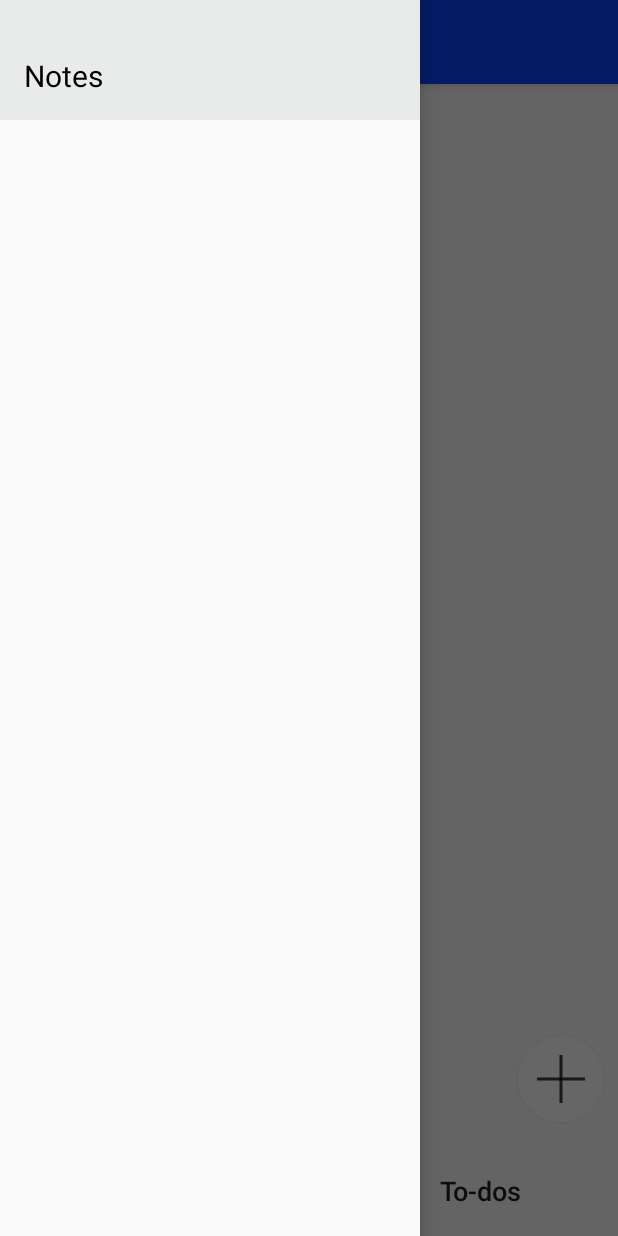
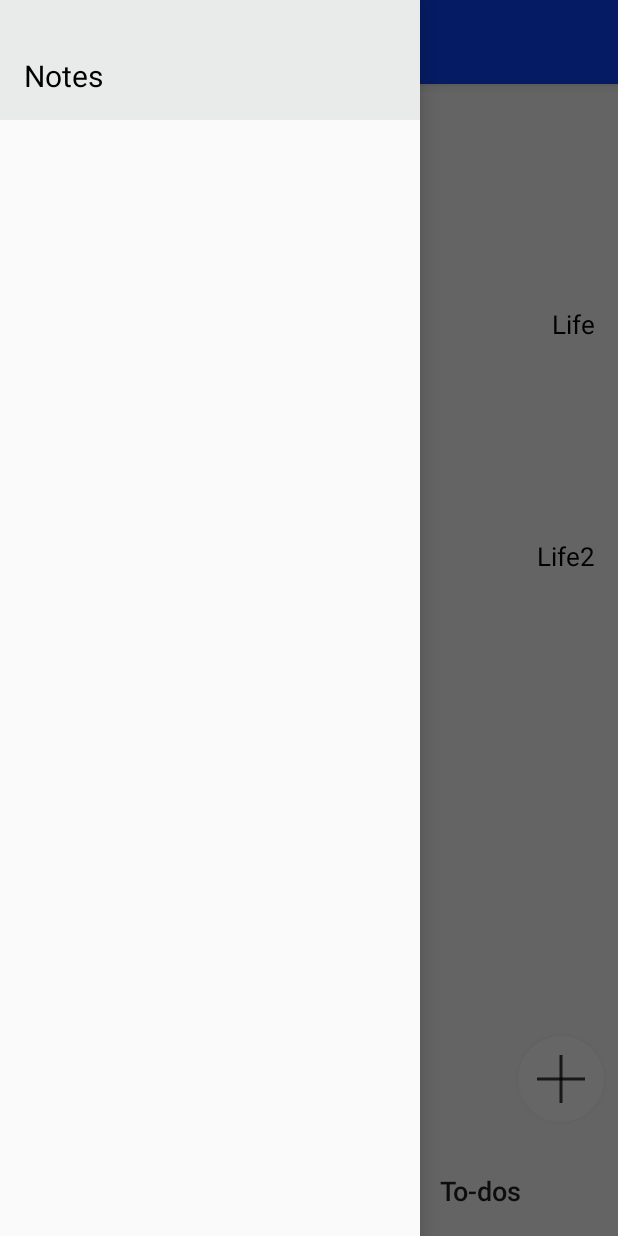
Before and after one commit to orange006/Organizer, an Android app: the screen it shows after launch (MainActivity), with the side drawer open, on a phone screen of 412 x 824 dp. Run offline under Robolectric (Android 15) with nearby library versions, the phone set to English and light mode, and no system bars; our stand-ins replace navigation-ui.

```diff
--- a/app/src/main/java/com/example/organizer/MainActivity.java
+++ b/app/src/main/java/com/example/organizer/MainActivity.java
@@ -3,53 +3,85 @@ package com.example.organizer;
 import android.content.Intent;
 import android.graphics.Color;
 import android.graphics.drawable.ColorDrawable;
+import android.os.Build;
 import android.os.Bundle;
+import androidx.annotation.RequiresApi;
 import androidx.navigation.NavController;
 import androidx.navigation.Navigation;
 import androidx.navigation.ui.AppBarConfiguration;
 import androidx.navigation.ui.NavigationUI;
-
+import com.example.organizer.adapters.RVAdapter;
 import com.example.organizer.model.Note;
 import com.google.android.material.navigation.NavigationView;
-
 import androidx.drawerlayout.widget.DrawerLayout;
-
 import androidx.appcompat.app.AppCompatActivity;
 import androidx.appcompat.widget.Toolbar;
-
-import android.view.Menu;
+import androidx.recyclerview.widget.LinearLayoutManager;
+import androidx.recyclerview.widget.RecyclerView;
 import android.view.View;
 import android.view.Window;
 import android.widget.TextView;
+import java.util.ArrayList;
+import java.util.List;
+import java.util.Objects;
 
 public class MainActivity extends AppCompatActivity {
 
     private AppBarConfiguration mAppBarConfiguration;
 
+    private List<Note> notes;
+    private static RecyclerView recyclerView;
+
+    private static RVAdapter adapter;
+
+    @RequiresApi(api = Build.VERSION_CODES.KITKAT)
     @Override
     protected void onCreate(Bundle savedInstanceState) {
         super.onCreate(savedInstanceState);
         setContentView(R.layout.activity_main);
+
         Toolbar toolbar = findViewById(R.id.toolbar);
         setSupportActionBar(toolbar);
 
         DrawerLayout drawer = findViewById(R.id.drawer_layout);
         NavigationView navigationView = findViewById(R.id.nav_view);
-        // Passing each menu ID as a set of Ids because each
-        // menu should be considered as top level destinations.
+
         mAppBarConfiguration = new AppBarConfiguration.Builder(
                 R.id.nav_home)
                 .setDrawerLayout(drawer)
                 .build();
+
         NavController navController = Navigation.findNavController(this, R.id.nav_host_fragment);
         NavigationUI.setupActionBarWithNavController(this, navController, mAppBarConfiguration);
         NavigationUI.setupWithNavController(navigationView, navController);
 
         setColorBar();
+
+        notes = new ArrayList<>();
+        Note note = new Note("time", "Life", "content");
+        Note note2 = new Note("time2", "Life2", "content2");
+        notes.add(note);
+        notes.add(note2);
+
+        try {
+            recyclerView = this.findViewById(R.id.recViewNote);
+            recyclerView.setHasFixedSize(true);
+
+            recyclerView.setLayoutManager(new LinearLayoutManager(this));
+
+            adapter = new RVAdapter(this, notes);
+            recyclerView.setAdapter(adapter);
+
+        }
+        catch(Exception e) {
+            e.printStackTrace();
+        }
+
     }
 
+    @RequiresApi(api = Build.VERSION_CODES.KITKAT)
     private void setColorBar() {
-        getSupportActionBar().setBackgroundDrawable(new ColorDrawable(Color.rgb(12, 68, 248)));
+        Objects.requireNonNull(getSupportActionBar()).setBackgroundDrawable(new ColorDrawable(Color.rgb(12, 68, 248)));
 
         StatusBarColor statusBarColor = new StatusBarColor();
         Window window = getWindow();
--- a/app/src/main/java/com/example/organizer/activity_add_note.java
+++ b/app/src/main/java/com/example/organizer/activity_add_note.java
@@ -1,10 +1,12 @@
 package com.example.organizer;
 
+import androidx.annotation.RequiresApi;
 import androidx.appcompat.app.AppCompatActivity;
 import android.annotation.SuppressLint;
 import android.content.Intent;
 import android.graphics.Color;
 import android.graphics.drawable.ColorDrawable;
+import android.os.Build;
 import android.os.Bundle;
 import android.view.Menu;
 import android.view.MenuInflater;
@@ -16,9 +18,11 @@ import android.widget.TextView;
 import com.example.organizer.model.Note;
 import java.text.SimpleDateFormat;
 import java.util.Date;
+import java.util.Objects;
 
 public class activity_add_note extends AppCompatActivity {
 
+    @RequiresApi(api = Build.VERSION_CODES.KITKAT)
     @Override
     protected void onCreate(Bundle savedInstanceState) {
         super.onCreate(savedInstanceState);
@@ -26,7 +30,7 @@ public class activity_add_note extends AppCompatActivity {
 
         setTitle("Edit note");
 
-        getSupportActionBar().setDisplayHomeAsUpEnabled(true);
+        Objects.requireNonNull(getSupportActionBar()).setDisplayHomeAsUpEnabled(true);
         getSupportActionBar().setDisplayShowHomeEnabled(true);
 
         setColorBar();
@@ -71,8 +75,9 @@ public class activity_add_note extends AppCompatActivity {
         return true;
     }
 
+    @RequiresApi(api = Build.VERSION_CODES.KITKAT)
     private void setColorBar() {
-        getSupportActionBar().setBackgroundDrawable(new ColorDrawable(Color.rgb(12, 68, 248)));
+        Objects.requireNonNull(getSupportActionBar()).setBackgroundDrawable(new ColorDrawable(Color.rgb(12, 68, 248)));
 
         StatusBarColor statusBarColor = new StatusBarColor();
         Window window = getWindow();
--- /dev/null
+++ b/app/src/main/java/com/example/organizer/adapters/RVAdapter.java
@@ -0,0 +1,73 @@
+package com.example.organizer.adapters;
+
+import android.content.Context;
+import android.view.LayoutInflater;
+import android.view.View;
+import android.view.ViewGroup;
+import android.widget.TextView;
+
+import androidx.annotation.NonNull;
+import androidx.recyclerview.widget.RecyclerView;
+
+import com.example.organizer.R;
+import com.example.organizer.model.Note;
+
+import java.util.List;
+
+public class RVAdapter extends RecyclerView.Adapter<RVAdapter.ViewHolder>{
+
+    private LayoutInflater inflater;
+    private List<Note> notes;
+
+    public RVAdapter(Context context, List<Note> phones) {
+        this.notes = phones;
+        this.inflater = LayoutInflater.from(context);
+    }
+
+    @NonNull
+    @Override
+    public RVAdapter.ViewHolder onCreateViewHolder(@NonNull ViewGroup parent, int viewType) {
+
+        View view = inflater.inflate(R.layout.layout_listitem, parent, false);
+
+        //View view = inflater.from(parent.getContext()).inflate(R.layout.layout_listitem, parent, false);
+
+        return new ViewHolder(view);
+    }
+
+    @Override
+    public void onBindViewHolder(RVAdapter.ViewHolder holder, int position) {
+        Note note = notes.get(position);
+        holder.contentNote.setText(note.getContent());
+        holder.dateNote.setText(note.getDate());
+        holder.categoryNote.setText(note.getCategory());
+    }
+
+    @Override
+    public int getItemCount() {
+        int size;
+
+        if(notes != null && !notes.isEmpty()) {
+            size = notes.size();
+        }
+        else {
+            size = 0;
+        }
+
+        return size;
+    }
+
+    public class ViewHolder extends RecyclerView.ViewHolder {
+
+        private TextView contentNote;
+        private TextView dateNote;
+        private TextView categoryNote;
+
+        ViewHolder(View view){
+            super(view);
+            contentNote = view.findViewById(R.id.contentNote);
+            dateNote = view.findViewById(R.id.dateNote);
+            categoryNote = view.findViewById(R.id.categoryNote);
+        }
+    }
+}
--- a/app/src/main/res/layout/fragment_home.xml
+++ b/app/src/main/res/layout/fragment_home.xml
@@ -60,10 +60,10 @@
         android:text="TextView"
         app:layout_constraintBottom_toBottomOf="parent"
         app:layout_constraintEnd_toEndOf="parent"
-        app:layout_constraintHorizontal_bias="0.562"
+        app:layout_constraintHorizontal_bias="0.551"
         app:layout_constraintStart_toStartOf="parent"
         app:layout_constraintTop_toTopOf="parent"
-        app:layout_constraintVertical_bias="0.678" />
+        app:layout_constraintVertical_bias="0.762" />
 
     <Button
         android:id="@+id/button"
@@ -79,8 +79,10 @@
 
     <androidx.recyclerview.widget.RecyclerView
         android:id="@+id/recViewNote"
-        android:layout_width="346dp"
-        android:layout_height="359dp"
+        android:layout_width="match_parent"
+        app:layoutManager="LinearLayoutManager"
+        android:layout_height="384dp"
+        android:scrollbars="vertical"
         app:layout_constraintBottom_toBottomOf="parent"
         app:layout_constraintEnd_toEndOf="parent"
         app:layout_constraintHorizontal_bias="0.246"
--- /dev/null
+++ b/app/src/main/res/layout/layout_listitem.xml
@@ -0,0 +1,42 @@
+<?xml version="1.0" encoding="utf-8"?>
+<RelativeLayout xmlns:android="http://schemas.android.com/apk/res/android"
+    android:layout_width="match_parent"
+    android:layout_height="wrap_content"
+    android:padding="15dp"
+    android:id="@+id/parent_layout">
+
+    <TextView
+        android:layout_width="match_parent"
+        android:layout_height="30dp"
+        android:id="@+id/contentNote"
+        android:layout_marginStart="5dp"
+        android:layout_marginTop="5dp"
+        android:text="@string/content"
+        android:textColor="#000"
+        android:textSize="19sp" />
+
+    <TextView
+        android:layout_width="wrap_content"
+        android:layout_height="wrap_content"
+        android:text="@string/date"
+        android:id="@+id/dateNote"
+        android:textColor="#000"
+        android:layout_centerVertical="true"
+        android:layout_marginStart="5dp"
+        android:layout_alignParentStart="true"
+        android:layout_marginTop="100dp"
+        android:textSize="17sp"/>
+
+    <TextView
+        android:id="@+id/categoryNote"
+        android:layout_alignParentEnd="true"
+        android:layout_width="wrap_content"
+        android:layout_height="wrap_content"
+        android:layout_centerVertical="true"
+        android:layout_marginStart="106dp"
+        android:layout_marginTop="70dp"
+        android:text="@string/category"
+        android:textColor="#000"
+        android:textSize="17sp" />
+
+</RelativeLayout>
--- a/app/src/main/res/values/strings.xml
+++ b/app/src/main/res/values/strings.xml
@@ -12,6 +12,9 @@
     <string name="to_dos">To-dos</string>
     <string name="notes">Notes</string>
     <string name="textview">TextView</string>
+    <string name="category">category</string>
+    <string name="date">date</string>
+    <string name="content">content</string>
 
     <string-array name="category_list">
         <item>No category</item>
```
Also changed, not shown: app/src/main/java/com/example/organizer/ui/home/HomeFragment.java (+2 -7 lines).
